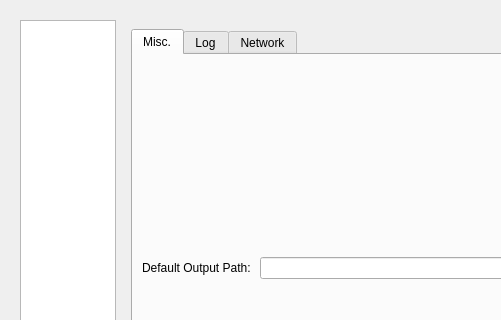
pySUMO/pysumo, file src/pySUMOQt/Designer/OptionDialog.ui: the form before one commit; both pictures show x 0 to 501 and y 0 to 320 of the 679 by 540 pixel window.
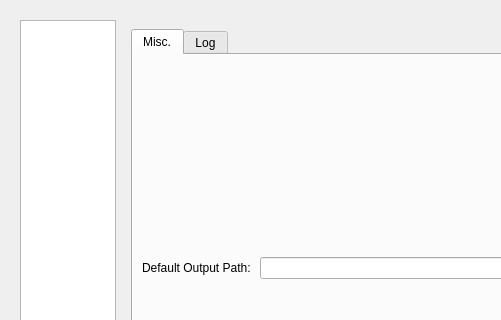
The form after the commit. Icons and pictures are not drawn.

Commit message: pySUMOQt/OptionDialog: Remove unused network panel.

```diff
--- a/src/pySUMOQt/Designer/OptionDialog.ui
+++ b/src/pySUMOQt/Designer/OptionDialog.ui
@@ -318,11 +318,6 @@
               </item>
              </layout>
             </widget>
-            <widget class="QWidget" name="tab_2">
-             <attribute name="title">
-              <string>Network</string>
-             </attribute>
-            </widget>
            </widget>
           </item>
          </layout>
```
The commit also changes 1 other file.
